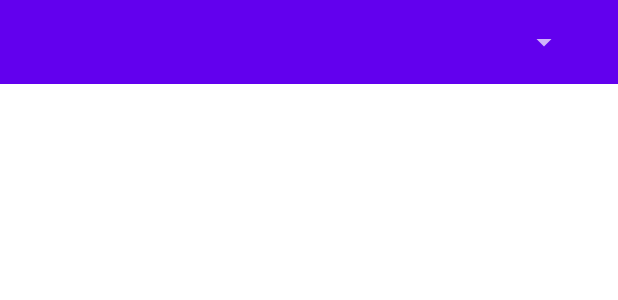
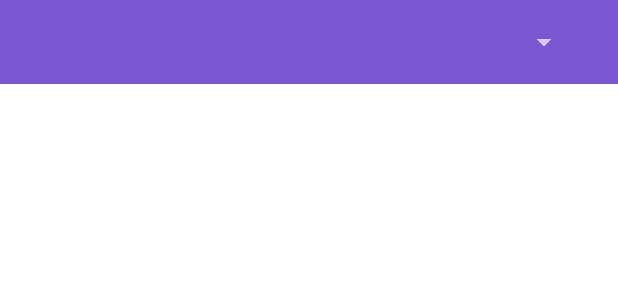
Before and after one commit to ytken/LibraryApp, an Android app: the layout main_toolbar.xml on its own in the app's theme, with its tools: preview values and no code run, on a phone screen of 412 x 824 dp. Shown: the top 300 px of the screen. Run offline under Robolectric (Android 15) with nearby library versions, the light colour scheme and no system bars.

```diff
--- a/app/src/main/AndroidManifest.xml
+++ b/app/src/main/AndroidManifest.xml
@@ -4,7 +4,7 @@
 
     <application
         android:allowBackup="true"
-        android:icon="@drawable/for_icon"
+        android:icon="@mipmap/icon"
         android:label="@string/app_name"
         android:supportsRtl="true"
         android:theme="@style/Theme.LibraryApp">
--- a/app/src/main/res/layout/main_toolbar.xml
+++ b/app/src/main/res/layout/main_toolbar.xml
@@ -8,7 +8,7 @@
     <com.google.android.material.appbar.MaterialToolbar
         android:layout_width="match_parent"
         android:layout_height="?attr/actionBarSize"
-        android:background="@color/purple_500"
+        android:background="@color/primaryPurple"
         android:theme="@style/ThemeOverlay.AppCompat.Dark"
         android:id="@+id/toolbar">
 
@@ -29,7 +29,7 @@
             android:layout_marginEnd="65dp"
             android:layout_marginStart="10dp"
             android:theme="@style/SpinnerItemStyle"
-            android:textColor="@color/white"
+            android:textColor="@color/primaryWhite"
             android:textAlignment="center"/>
 
     </com.google.android.material.appbar.MaterialToolbar>
--- a/app/src/main/res/layout/spinner_dropdown.xml
+++ b/app/src/main/res/layout/spinner_dropdown.xml
@@ -2,8 +2,8 @@
 <TextView xmlns:android="http://schemas.android.com/apk/res/android"
     android:layout_width="match_parent"
     android:layout_height="?attr/dropdownListPreferredItemHeight"
-    android:background="@color/purple_500"
-    android:textColor="@color/white"
+    android:background="@color/primaryPurple"
+    android:textColor="@color/primaryWhite"
     android:textAppearance="@style/SpinnerItemStyle"
     android:textAlignment="center"
     style="?attr/spinnerDropDownItemStyle"
--- a/app/src/main/res/layout/spinner_item.xml
+++ b/app/src/main/res/layout/spinner_item.xml
@@ -6,7 +6,7 @@
         android:layout_height="match_parent"
         android:textAlignment="center"
         android:textAppearance="@style/SpinnerItemStyle"
-        android:textColor="@color/white"
+        android:textColor="@color/primaryWhite"
         app:layout_constraintBottom_toBottomOf="parent"
         app:layout_constraintEnd_toEndOf="parent"
         app:layout_constraintStart_toStartOf="parent"
--- a/app/src/main/res/values-night/themes.xml
+++ b/app/src/main/res/values-night/themes.xml
@@ -2,12 +2,12 @@
     <!-- Base application theme. -->
     <style name="Theme.LibraryApp" parent="Theme.MaterialComponents.DayNight.DarkActionBar">
         <!-- Primary brand color. -->
-        <item name="colorPrimary">@color/purple_200</item>
-        <item name="colorPrimaryVariant">@color/purple_700</item>
+        <item name="colorPrimary">@color/primaryBlue</item>
+        <item name="colorPrimaryVariant">@color/primaryPurple</item>
         <item name="colorOnPrimary">@color/black</item>
         <!-- Secondary brand color. -->
-        <item name="colorSecondary">@color/teal_200</item>
-        <item name="colorSecondaryVariant">@color/teal_200</item>
+        <item name="colorSecondary">@color/primaryGreen</item>
+        <item name="colorSecondaryVariant">@color/primaryBlue</item>
         <item name="colorOnSecondary">@color/black</item>
         <!-- Status bar color. -->
         <item name="android:statusBarColor" tools:targetApi="l">?attr/colorPrimaryVariant</item>
--- a/app/src/main/res/values/colors.xml
+++ b/app/src/main/res/values/colors.xml
@@ -1,10 +1,9 @@
 <?xml version="1.0" encoding="utf-8"?>
 <resources>
-    <color name="purple_200">#FFBB86FC</color>
-    <color name="purple_500">#FF6200EE</color>
-    <color name="purple_700">#FF3700B3</color>
-    <color name="teal_200">#FF03DAC5</color>
-    <color name="teal_700">#FF018786</color>
+    <color name="primaryGreen">#5BE7C4</color>
+    <color name="primaryBlue">#50C1E9</color>
+    <color name="primaryPurple">#7A57D1</color>
+    <color name="primaryWhite">#F5F7FA</color>
     <color name="black">#FF000000</color>
     <color name="white">#FFFFFFFF</color>
 </resources>
--- a/app/src/main/res/values/themes.xml
+++ b/app/src/main/res/values/themes.xml
@@ -1,14 +1,13 @@
 <resources xmlns:tools="http://schemas.android.com/tools">
     <!-- Base application theme. -->
     <style name="Theme.LibraryApp" parent="Theme.MaterialComponents.DayNight.NoActionBar">
-        <!-- TODO: change colors -->
         <!-- Primary brand color. -->
-        <item name="colorPrimary">@color/purple_500</item>
-        <item name="colorPrimaryVariant">@color/purple_700</item>
-        <item name="colorOnPrimary">@color/white</item>
+        <item name="colorPrimary">@color/primaryPurple</item>
+        <item name="colorPrimaryVariant">@color/primaryBlue</item>
+        <item name="colorOnPrimary">@color/primaryWhite</item>
         <!-- Secondary brand color. -->
-        <item name="colorSecondary">@color/teal_200</item>
-        <item name="colorSecondaryVariant">@color/teal_700</item>
+        <item name="colorSecondary">@color/primaryGreen</item>
+        <item name="colorSecondaryVariant">@color/primaryBlue</item>
         <item name="colorOnSecondary">@color/black</item>
         <!-- Status bar color. -->
         <item name="android:statusBarColor" tools:targetApi="l">?attr/colorPrimaryVariant</item>
```
Also changed, not shown: app/src/main/res/layout/item_game.xml (+4 -7 lines), app/src/main/res/drawable/button_out.png (deleted), app/src/main/res/drawable/for_icon.png (deleted), app/src/main/res/drawable/words_author.png (deleted), app/src/main/res/drawable/words_left_pers.png (deleted), app/src/main/res/drawable/words_right_pers.png (deleted), app/src/main/res/drawable/words_select.png (deleted).
